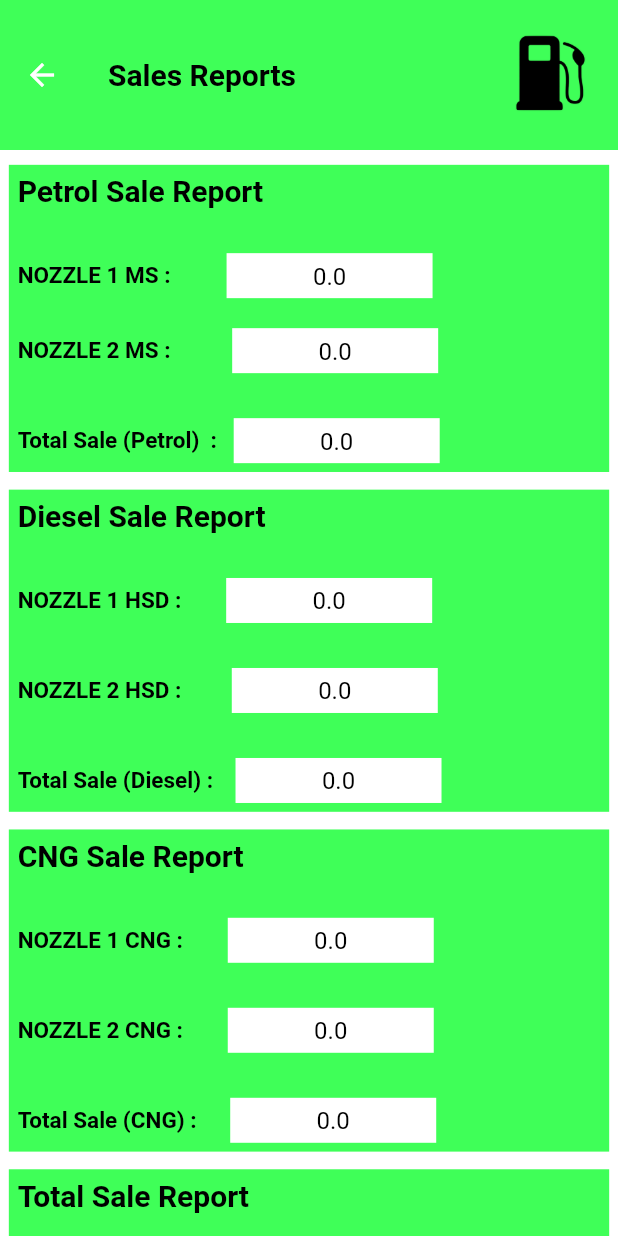
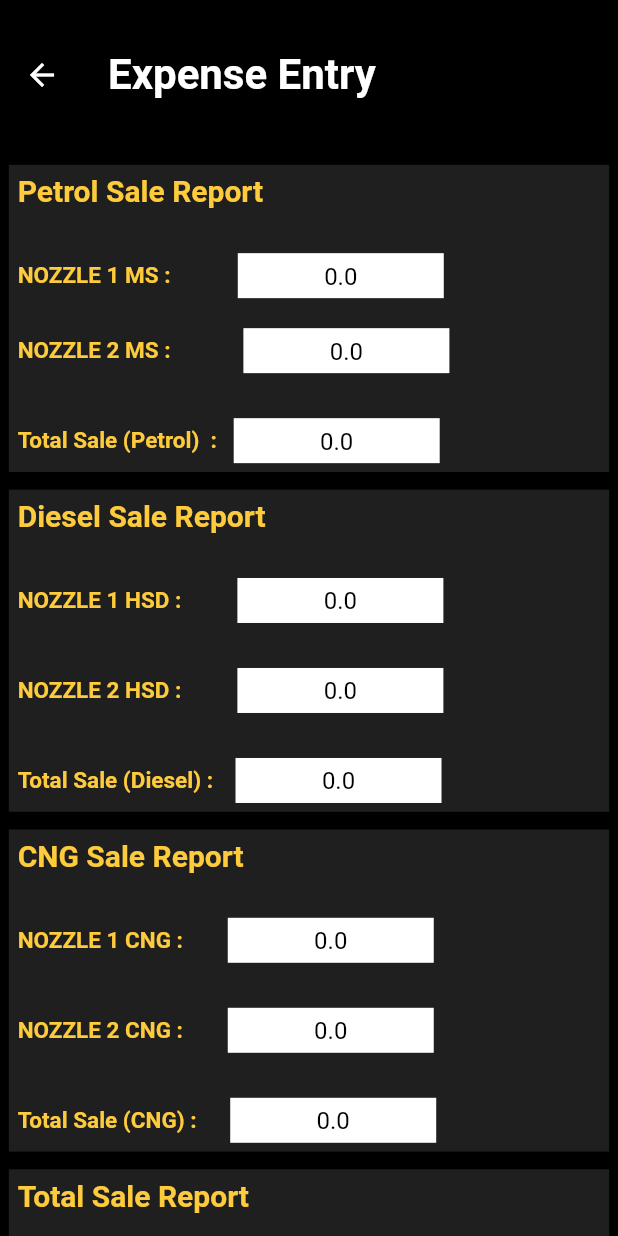
Before and after one commit to REDHUN/daybook, a Flutter app: the LastScreen screen opened directly with empty values, on a phone screen of 412 x 824 dp. Run offline on Flutter 3.47's test engine with Material 2 defaults, Android fonts, the phone set to English and light mode, and no system bars.

```diff
--- a/lib/screens/lastPage.dart
+++ b/lib/screens/lastPage.dart
@@ -60,31 +60,22 @@ class LastScreen extends StatelessWidget {
       appBar: AppBar(
           elevation: 0,
           title: Text(
-          'Sales Reports',
+            'Expense Entry',
             style: TextStyle(
-            fontSize: 20,
-            color: Color.fromARGB(255, 0, 0, 0),
+              fontSize: 28,
+              color: Colors.white,
               fontWeight: FontWeight.bold,
             ),
           ),
-        backgroundColor: Color.fromARGB(255, 63, 255, 88),
+          backgroundColor: Colors.black,
           toolbarHeight: 100,
           flexibleSpace: Container(
             decoration: const BoxDecoration(),
           ),
-        actions: [
-          Container(
-            margin: EdgeInsets.all(20),
-            width: 50,
-            height: 30,
-            child: Image.asset(
-              'assets/petrol3.png',
-            ),
-          ),
-        ],
+
         ),
       body: SingleChildScrollView(
-        child: Container(
+        child: Container(color: Colors.black,
           child: Column(
             mainAxisAlignment: MainAxisAlignment.start,
             children: [
@@ -96,7 +87,7 @@ class LastScreen extends StatelessWidget {
                 padding: EdgeInsets.all(MediaQuery.of(context).size.width / 70),
                 width: double.infinity,
                 decoration: BoxDecoration(
-                  color: Color.fromARGB(255, 63, 255, 88),
+                  color: Color.fromARGB(255, 31, 31, 31),
                   // borderRadius: BorderRadius.all(Radius.circular(20)),
                 ),
                 child: Column(
@@ -109,7 +100,7 @@ class LastScreen extends StatelessWidget {
                     Row(
                       children: [
                         LastPageText(
-                            text: 'NOZZLE 1 MS :          ', size: 15.0),
+                            text: 'NOZZLE 1 MS :            ', size: 15.0),
                         LastPageTextField(hintText: nozzel1ms)
                       ],
                     ),
@@ -119,7 +110,7 @@ class LastScreen extends StatelessWidget {
                     Row(
                       children: [
                         LastPageText(
-                            text: 'NOZZLE 2 MS :           ', size: 15.0),
+                            text: 'NOZZLE 2 MS :             ', size: 15.0),
                         LastPageTextField(hintText: nozzle2ms)
                       ],
                     ),
@@ -142,7 +133,7 @@ class LastScreen extends StatelessWidget {
                 padding: EdgeInsets.all(MediaQuery.of(context).size.width / 70),
                 width: double.infinity,
                 decoration: BoxDecoration(
-                  color: Color.fromARGB(255, 63, 255, 88),
+                  color: Color.fromARGB(255, 31, 31, 31),
                   //  borderRadius: BorderRadius.all(Radius.circular(20)),
                 ),
                 child: Column(
@@ -155,7 +146,7 @@ class LastScreen extends StatelessWidget {
                     Row(
                       children: [
                         LastPageText(
-                            text: 'NOZZLE 1 HSD :        ', size: 15.0),
+                            text: 'NOZZLE 1 HSD :          ', size: 15.0),
                         LastPageTextField(hintText: nozzel1hsd)
                       ],
                     ),
@@ -165,7 +156,7 @@ class LastScreen extends StatelessWidget {
                     Row(
                       children: [
                         LastPageText(
-                            text: 'NOZZLE 2 HSD :         ', size: 15.0),
+                            text: 'NOZZLE 2 HSD :          ', size: 15.0),
                         LastPageTextField(hintText: nozzle2hsd)
                       ],
                     ),
@@ -188,7 +179,7 @@ class LastScreen extends StatelessWidget {
                 padding: EdgeInsets.all(MediaQuery.of(context).size.width / 70),
                 width: double.infinity,
                 decoration: BoxDecoration(
-                  color: Color.fromARGB(255, 63, 255, 88),
+                  color: Color.fromARGB(255, 31, 31, 31),
                   //borderRadius: BorderRadius.all(Radius.circular(20)),
                 ),
                 child: Column(
@@ -234,7 +225,7 @@ class LastScreen extends StatelessWidget {
                 padding: EdgeInsets.all(MediaQuery.of(context).size.width / 70),
                 width: double.infinity,
                 decoration: BoxDecoration(
-                  color: Color.fromARGB(255, 63, 255, 88),
+                  color: Color.fromARGB(255, 31, 31, 31),
                   //borderRadius: BorderRadius.all(Radius.circular(20)),
                 ),
                 child: Column(
@@ -247,7 +238,7 @@ class LastScreen extends StatelessWidget {
                     Row(
                       children: [
                         LastPageText(
-                            text: 'Grant Total Sale :        ', size: 15.0),
+                            text: 'Grant Total Sale :       ', size: 15.0),
                         LastPageTextField(hintText: _grandtotal())
                       ],
                     ),
--- a/lib/widgets/lastpagetext.dart
+++ b/lib/widgets/lastpagetext.dart
@@ -10,7 +10,7 @@ class LastPageText extends StatelessWidget {
     return Text(
       text,
       style: TextStyle(
-          color: Color.fromARGB(255, 0, 0, 0),
+          color: Color.fromARGB(255, 254, 203, 60),
           fontWeight: FontWeight.bold,
           fontSize: size),
     );
```
Also changed, not shown: lib/models/ratemodel.dart (added, +9 -0 lines), lib/screens/addrate.dart (added, +107 -0 lines), lib/screens/homepage.dart (+15 -29 lines), lib/screens/screentwo.dart (+26 -26 lines). Lines whose indentation alone changed are shown as unchanged.
